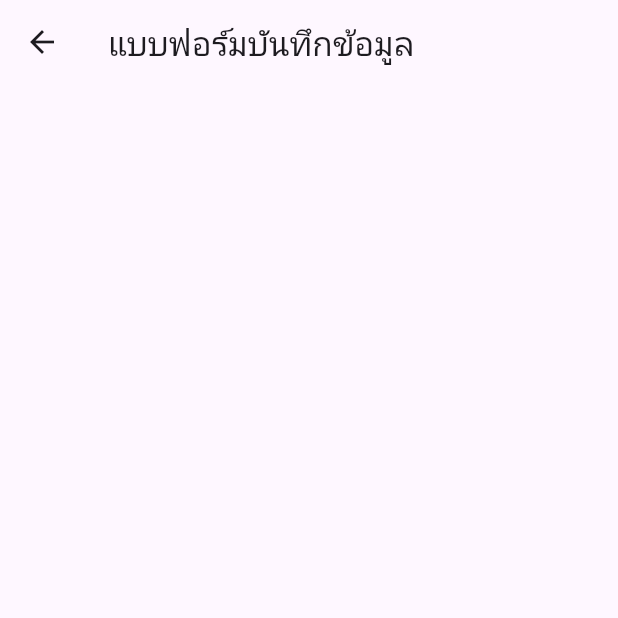
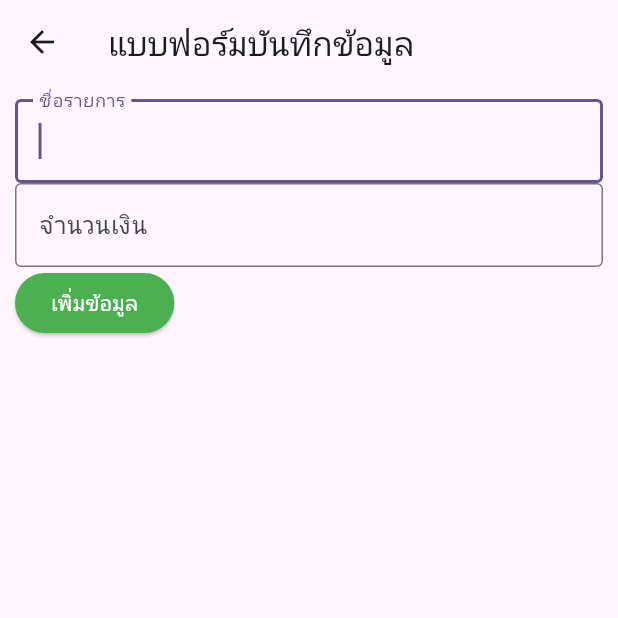
Before and after one commit to Lskram/flutter_database, a Flutter app: the FormScreen screen opened directly, on a phone screen of 412 x 824 dp, the top half of it. Run offline on Flutter 3.47's test engine with Material 3 defaults, Android fonts, the phone set to English and light mode, and no system bars.

Commit message:
การตั้งค่าฟอร์มยิบย่อย

```diff
--- a/lib/screens/form_screen.dart
+++ b/lib/screens/form_screen.dart
@@ -7,7 +7,40 @@ class FormScreen extends StatelessWidget {
   Widget build(BuildContext context) {
     return Scaffold(
       appBar: AppBar(title: Text("แบบฟอร์มบันทึกข้อมูล")),
-      body: Container(),
+      body: Padding(
+        padding: const EdgeInsets.all(10.0),
+        child: Form(
+          child: Column(
+            crossAxisAlignment: CrossAxisAlignment.start,
+            children: [
+              TextFormField(
+                decoration: InputDecoration(
+                  labelText: "ชื่อรายการ",
+                  border: OutlineInputBorder(),
+                ),
+                autofocus: true,
+              ),
+              TextFormField(
+                decoration: InputDecoration(
+                  labelText: "จำนวนเงิน",
+                  border: OutlineInputBorder(),
+                ),
+                keyboardType: TextInputType.number,
+              ),
+              ElevatedButton(
+                style: ElevatedButton.styleFrom(
+                  backgroundColor: Colors.green,
+                  foregroundColor: Colors.white,
+                ),
+                child: const Text("เพิ่มข้อมูล"),
+                onPressed: () {
+                  Navigator.pop(context);
+                },
+              ),
+            ],
+          ),
+        ),
+      ),
     );
   }
 }
```
